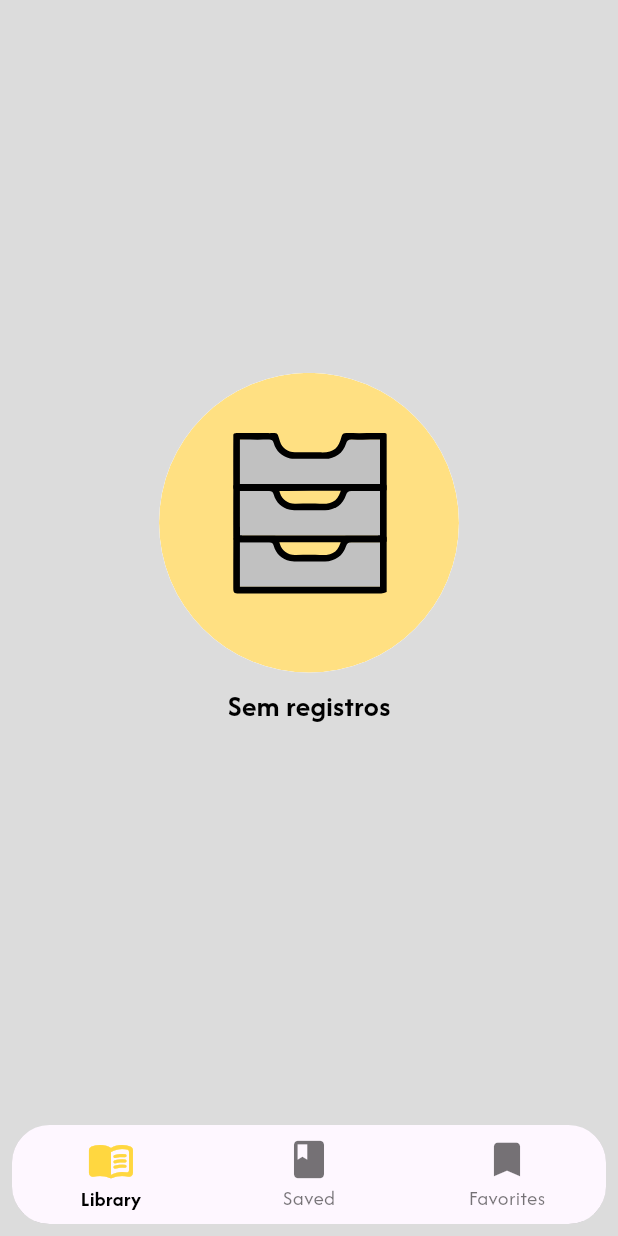
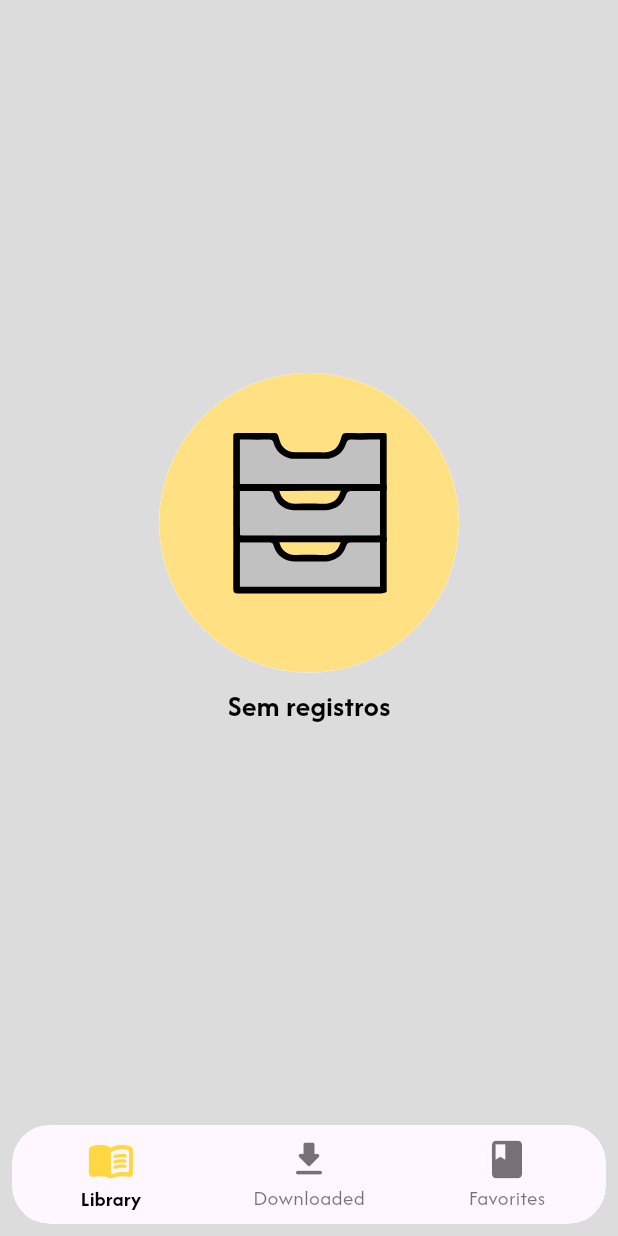
Before and after one commit to Douglasbm040/ebook_escribo, a Flutter app: the screen it shows after launch, on a phone screen of 412 x 824 dp. Run offline on Flutter 3.47's test engine with Material 3 defaults, Android fonts, the phone set to English and light mode, and no system bars; our stand-ins replace animated_text_kit, dartz, flutter_animate, flutter_modular, lottie, sqflite and 1 more; accounts and stored records are empty; network calls fail.

Commit message:
update projetc

```diff
--- a/lib/modules/app_module.dart
+++ b/lib/modules/app_module.dart
@@ -1,8 +1,9 @@
+
+
 import 'package:ebook_escribo/modules/domain/usecases/manager_books_usecase.dart';
-import 'package:ebook_escribo/modules/external/database/database_sqlite_datasource.dart';
 import 'package:ebook_escribo/modules/presenter/view/home_view.dart';
+import 'package:ebook_escribo/modules/presenter/view/read_view.dart';
 import 'package:flutter_modular/flutter_modular.dart';
-import 'package:sqflite_common_ffi/sqflite_ffi.dart';
 
 import 'domain/repositories/imanage_book_repository.dart';
 import 'domain/repositories/request_book_repository.dart';
@@ -46,5 +47,6 @@ class AppModule extends Module {
   @override
   void routes(r) {
     r.child('/', child: (context) => const HomeView(), children: []);
+    r.child('/read', child: (context)=>const ReadView());
   }
 }
--- a/lib/modules/infra/repositories/manager_book_repository_impl.dart
+++ b/lib/modules/infra/repositories/manager_book_repository_impl.dart
@@ -13,7 +13,7 @@ class ManagerBookRepositoryImpl implements IManageBookRepository {
   Future<Either<FailureDownloadBook, int>> downloadBook(
       BookEntity book,String path) async {
     int resultOperation =
-        await managerBookDatasource.downloadBook(Book.fromBookEntity(book), path); ;
+        await managerBookDatasource.downloadBook(Book.fromBookEntity(book), path);
     if (resultOperation >= 0) {
       return right(resultOperation);
     } else {
--- a/lib/modules/presenter/controller/controller.dart
+++ b/lib/modules/presenter/controller/controller.dart
@@ -38,7 +38,7 @@ class Controller {
       int? transation;
       final response = await usecaseMangeBook.downloadBook(book, path!);
       response.fold((l) => null, (r) => transation = r);
-      if (transation != null ) {
+      if (transation != null) {
         return "O livro foi baixado com sucesso !";
       }
       return "Erro ao baixar o livro ! verifique sua conexão";
@@ -46,4 +46,8 @@ class Controller {
       return "O livro já foi baixado !";
     }
   }
+
+  Future<void> favoriteToggle(BookEntity book) async {
+    await usecaseMangeBook.favoriteToggle(book);
+  }
 }
--- a/lib/modules/presenter/view/home_view.dart
+++ b/lib/modules/presenter/view/home_view.dart
@@ -1,22 +1,10 @@
-import 'package:animated_text_kit/animated_text_kit.dart';
-import 'package:cached_network_image/cached_network_image.dart';
-import 'package:ebook_escribo/modules/infra/model/book.dart';
+import 'package:ebook_escribo/modules/domain/entity/book_entity.dart';
 import 'package:ebook_escribo/modules/presenter/controller/controller.dart';
 import 'package:flutter/material.dart';
 import 'package:flutter/rendering.dart';
 import 'package:flutter/widgets.dart';
-import 'package:flutter_animate/flutter_animate.dart';
 import 'package:flutter_modular/flutter_modular.dart';
-import 'package:lottie/lottie.dart';
 
-import '../../domain/entity/book_entity.dart';
-import 'components/animation_book_loading.dart';
-import 'components/animation_is_empty.dart';
-import 'components/animation_sub_title.dart';
-import 'components/book_component.dart';
-import 'components/button_favorite.dart';
-import 'components/grid_view_component.dart';
-import 'components/home_view.dart';
 import 'pages/library_component.dart';
 
 class HomeView extends StatefulWidget {
@@ -36,17 +24,23 @@ class _HomeViewState extends State<HomeView> {
     });
   }
 
-  List<Widget> _widgetOptions = <Widget>[
-    libraryComponent(controller: Modular.get<Controller>().getAllRequested()),
-    libraryComponent(controller: Modular.get<Controller>().getAllDownloaded()),
-    libraryComponent(controller: Modular.get<Controller>().getAllFavorite()),
+
+  final listFutures = [
+    Modular.get<Controller>().getAllRequested(),
+    Modular.get<Controller>().getAllDownloaded(),
+    Modular.get<Controller>().getAllFavorite()
   ];
 
   @override
   Widget build(BuildContext context) {
     return Scaffold(
         backgroundColor: const Color(0xffDCDCDC),
-        body: SafeArea(child: _widgetOptions[_selectedIndex]),
+        body: SafeArea(
+          child: libraryComponent(
+            page: _selectedIndex,
+            controller: listFutures[_selectedIndex],
+          ),
+        ),
         bottomNavigationBar: Padding(
           padding: const EdgeInsets.all(8.0),
           child: ClipRRect(
@@ -67,11 +61,11 @@ class _HomeViewState extends State<HomeView> {
                   label: 'Library',
                 ),
                 BottomNavigationBarItem(
-                  icon: Icon(Icons.book),
-                  label: 'Saved',
+                  icon: Icon(Icons.download_rounded),
+                  label: 'Downloaded',
                 ),
                 BottomNavigationBarItem(
-                  icon: Icon(Icons.bookmark_outlined),
+                  icon: Icon(Icons.book),
                   label: 'Favorites',
                 ),
               ],
--- a/lib/modules/presenter/view/pages/library_component.dart
+++ b/lib/modules/presenter/view/pages/library_component.dart
@@ -10,8 +10,10 @@ class libraryComponent extends StatefulWidget {
   const libraryComponent({
     super.key,
     required this.controller,
+    required this.page,
   });
   final Future<List<BookEntity>?> controller;
+  final int page;
 
   @override
   State<libraryComponent> createState() => _libraryComponentState();
@@ -55,7 +57,8 @@ class _libraryComponentState extends State<libraryComponent> {
                           ],
                         ),
                       ),
-                      GridViewComponent(listBook: snapshot.data),
+                      GridViewComponent(
+                          listBook: snapshot.data, pages: widget.page),
                     ],
                   );
           }),
--- a/pubspec.yaml
+++ b/pubspec.yaml
@@ -47,6 +47,10 @@ dependencies:
   flutter_animate: ^4.2.0+1
   ffi: ^2.1.0
   animated_text_kit: ^4.2.2
+  mobx: ^2.2.1
+  mobx_codegen: ^2.4.0
+  build_runner: ^2.4.6
+  flutter_mobx: ^2.1.1
 
 dev_dependencies:
   flutter_test:
```
Also changed, not shown: lib/modules/external/database/database_sqlite_datasource.dart (+12 -6 lines), lib/modules/infra/model/book.dart (+24 -2 lines), lib/modules/presenter/view/components/book_component.dart (+42 -4 lines), lib/modules/presenter/view/components/button_favorite.dart (deleted, +0 -40 lines), lib/modules/presenter/view/components/grid_view_component.dart (+12 -7 lines), lib/modules/presenter/view/components/home_view.dart (+1 -14 lines), lib/modules/presenter/view/read_view.dart (added, +22 -0 lines), pubspec.lock.
